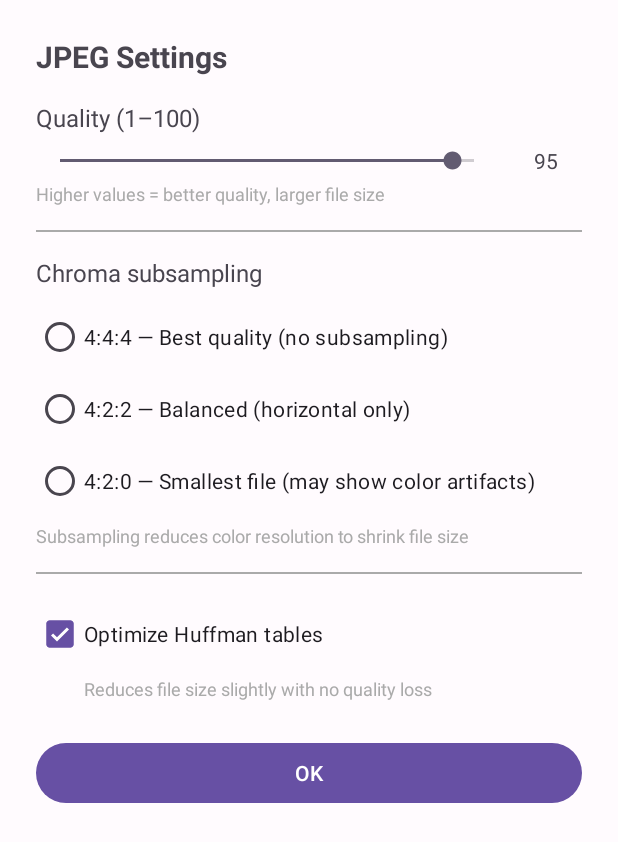
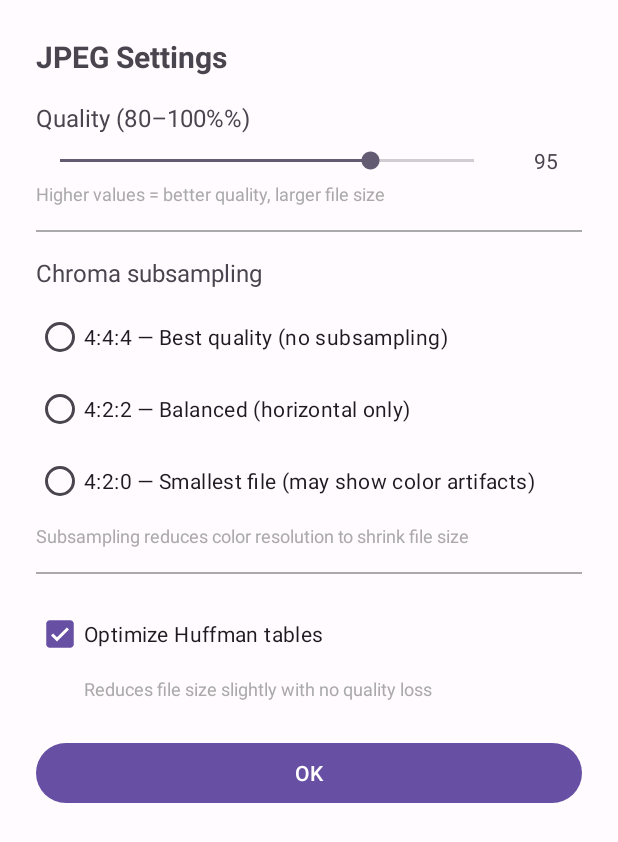
Before and after one commit to xerootg/RawImageSnapseedBridge, an Android app: the layout dialog_jpeg_settings.xml on its own in the app's theme, with its tools: preview values and no code run, on a phone screen of 412 x 824 dp. Shown: the top 842 px of the screen. Run offline under Robolectric (Android 15) with nearby library versions, the light colour scheme and no system bars.

Commit message:
exif data tap to close; fix jpeg slider dumb

```diff
--- a/app/src/main/java/com/raw2dng/JpegSettingsDialog.kt
+++ b/app/src/main/java/com/raw2dng/JpegSettingsDialog.kt
@@ -84,8 +84,8 @@ class JpegSettingsDialog : DialogFragment() {
 
         seekQuality.setOnSeekBarChangeListener(object : SeekBar.OnSeekBarChangeListener {
             override fun onProgressChanged(seekBar: SeekBar?, progress: Int, fromUser: Boolean) {
-                // Ensure minimum of 1
-                val quality = maxOf(1, progress)
+                // Ensure minimum of 80
+                val quality = maxOf(80, progress)
                 txtQualityValue.text = quality.toString()
             }
 
@@ -111,7 +111,7 @@ class JpegSettingsDialog : DialogFragment() {
             // Save all settings
             val editor = prefs.edit()
 
-            val quality = maxOf(1, seekQuality.progress)
+            val quality = maxOf(80, seekQuality.progress)
             editor.putInt(KEY_JPEG_QUALITY, quality)
 
             val chroma = when (radioGroupChroma.checkedRadioButtonId) {
--- a/app/src/main/java/com/raw2dng/RegenerateDialog.kt
+++ b/app/src/main/java/com/raw2dng/RegenerateDialog.kt
@@ -78,7 +78,7 @@ class RegenerateDialog : DialogFragment() {
         // Quality SeekBar listener
         seekQuality.setOnSeekBarChangeListener(object : SeekBar.OnSeekBarChangeListener {
             override fun onProgressChanged(seekBar: SeekBar?, progress: Int, fromUser: Boolean) {
-                val quality = maxOf(1, progress)
+                val quality = maxOf(80, progress)
                 txtQualityValue.text = quality.toString()
             }
             override fun onStartTrackingTouch(seekBar: SeekBar?) {}
@@ -112,7 +112,7 @@ class RegenerateDialog : DialogFragment() {
                 OutputFormat.JPEG
             }
 
-            val quality = maxOf(1, seekQuality.progress)
+            val quality = maxOf(80, seekQuality.progress)
 
             val chroma = when (radioGroupChroma.checkedRadioButtonId) {
                 R.id.radioChroma444 -> DNGConverter.CHROMA_SUBSAMPLING_444
--- a/app/src/main/res/layout/dialog_image_preview.xml
+++ b/app/src/main/res/layout/dialog_image_preview.xml
@@ -22,6 +22,7 @@
         android:focusable="true">
 
         <ScrollView
+            android:id="@+id/exifScrollView"
             android:layout_width="match_parent"
             android:layout_height="match_parent"
             android:layout_marginTop="140dp"
--- a/app/src/main/res/layout/dialog_jpeg_settings.xml
+++ b/app/src/main/res/layout/dialog_jpeg_settings.xml
@@ -32,7 +32,7 @@
             android:layout_width="0dp"
             android:layout_height="wrap_content"
             android:layout_weight="1"
-            android:min="1"
+            android:min="80"
             android:max="100"
             android:progress="95" />
 
--- a/app/src/main/res/layout/dialog_regenerate.xml
+++ b/app/src/main/res/layout/dialog_regenerate.xml
@@ -77,7 +77,7 @@
                 android:layout_width="0dp"
                 android:layout_height="wrap_content"
                 android:layout_weight="1"
-                android:min="1"
+                android:min="80"
                 android:max="100"
                 android:progress="95" />
 
--- a/app/src/main/res/values/strings.xml
+++ b/app/src/main/res/values/strings.xml
@@ -103,7 +103,7 @@
     <string name="jpeg_settings_label">JPEG conversion defaults</string>
     <string name="jpeg_settings_button">Configure JPEG settings…</string>
     <string name="jpeg_settings_title">JPEG Settings</string>
-    <string name="jpeg_quality_label">Quality (1–100)</string>
+    <string name="jpeg_quality_label">Quality (80–100%%)</string>
     <string name="jpeg_quality_hint">Higher values = better quality, larger file size</string>
     <string name="jpeg_chroma_label">Chroma subsampling</string>
     <string name="chroma_444">4:4:4 — Best quality (no subsampling)</string>
```
Also changed, not shown: app/src/main/java/com/raw2dng/ImagePreviewDialog.kt (+8 -4 lines), 1 other file.
